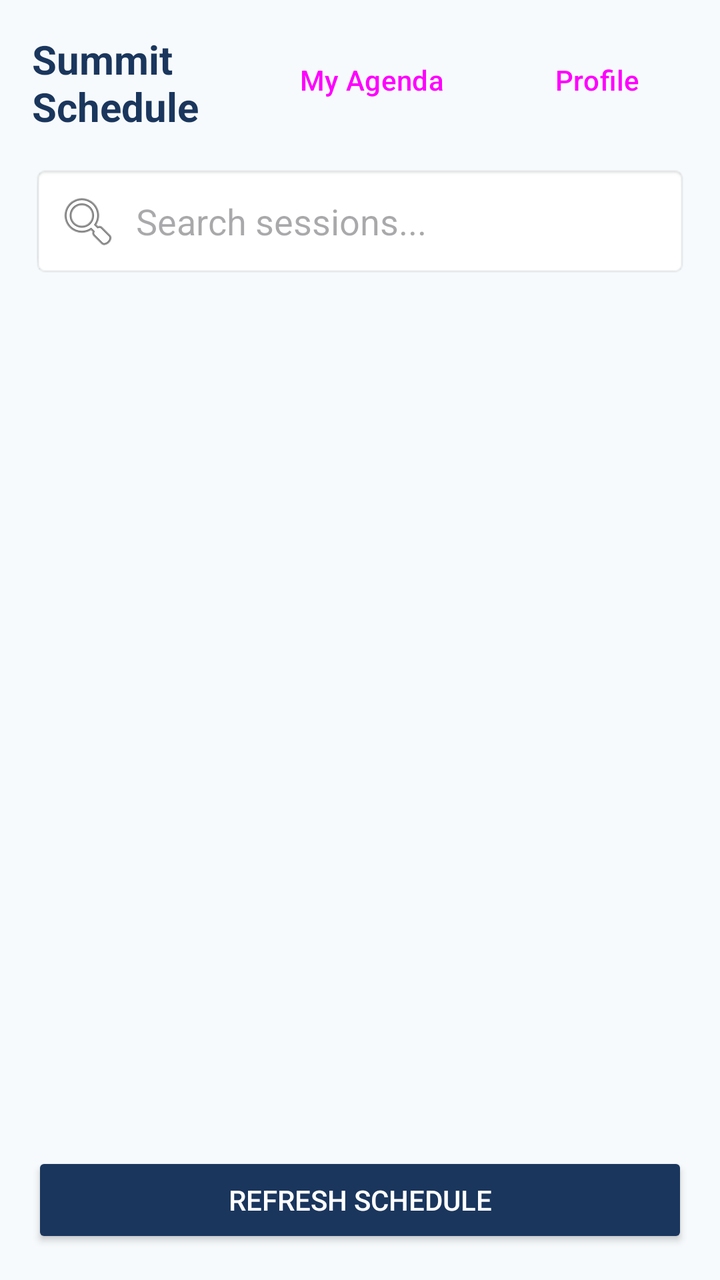
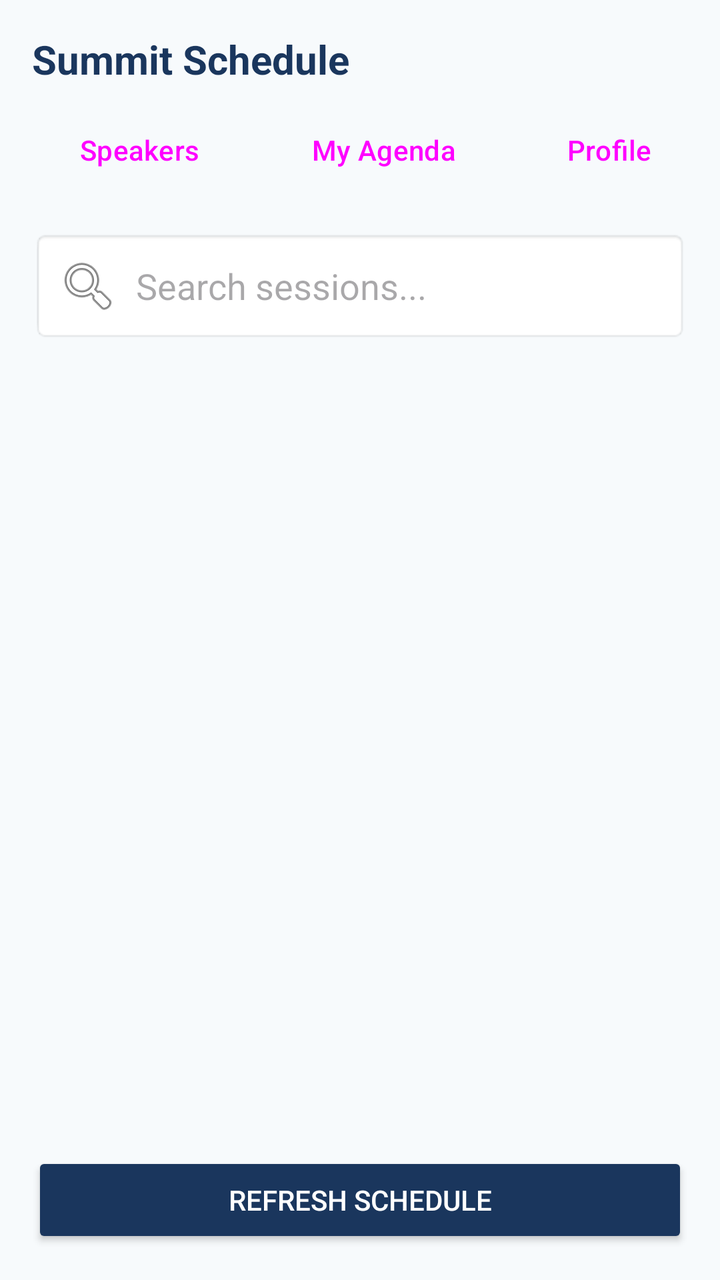

Two renders of the same Android screen: before a commit and after it. Below are the layout's source before the change and the commit's diff.
<!-- AndroidManifest.xml: application theme Theme.SummitNavigator -->
<!-- res/layout/fragment_schedule.xml -->
<?xml version="1.0" encoding="utf-8"?>
<androidx.constraintlayout.widget.ConstraintLayout xmlns:android="http://schemas.android.com/apk/res/android"
    xmlns:app="http://schemas.android.com/apk/res-auto"
    xmlns:tools="http://schemas.android.com/tools"
    android:layout_width="match_parent"
    android:layout_height="match_parent"
    android:padding="@dimen/margin_normal">

    <TextView
        android:id="@+id/text_title"
        android:layout_width="0dp"
        android:layout_height="wrap_content"
        android:text="@string/title_schedule"
        android:textSize="@dimen/text_size_large"
        android:textStyle="bold"
        android:textColor="@color/primary"
        app:layout_constraintTop_toTopOf="parent"
        app:layout_constraintStart_toStartOf="parent"
        app:layout_constraintEnd_toStartOf="@id/btn_my_agenda"
        android:layout_marginEnd="8dp" />

    <Button
        android:id="@+id/btn_my_agenda"
        android:layout_width="wrap_content"
        android:layout_height="wrap_content"
        android:text="My Agenda"
        android:layout_marginEnd="8dp"
        style="?attr/materialButtonOutlinedStyle"
        app:layout_constraintTop_toTopOf="parent"
        app:layout_constraintEnd_toStartOf="@id/btn_profile" />

    <Button
        android:id="@+id/btn_profile"
        android:layout_width="wrap_content"
        android:layout_height="wrap_content"
        android:text="@string/title_profile"
        style="?attr/materialButtonOutlinedStyle"
        app:layout_constraintTop_toTopOf="parent"
        app:layout_constraintEnd_toEndOf="parent" />

    <EditText
        android:id="@+id/edit_search"
        android:layout_width="0dp"
        android:layout_height="wrap_content"
        android:hint="Search sessions..."
        android:drawableStart="@android:drawable/ic_menu_search"
        android:drawablePadding="8dp"
        android:padding="12dp"
        android:background="@android:drawable/editbox_background_normal"
        android:layout_marginTop="16dp"
        app:layout_constraintTop_toBottomOf="@id/text_title"
        app:layout_constraintStart_toStartOf="parent"
        app:layout_constraintEnd_toEndOf="parent" />

    <androidx.recyclerview.widget.RecyclerView
        android:id="@+id/recycler_schedule"
        android:layout_width="0dp"
        android:layout_height="0dp"
        android:layout_marginTop="@dimen/margin_small"
        android:layout_marginBottom="@dimen/margin_small"
        app:layout_constraintTop_toBottomOf="@id/edit_search"
        app:layout_constraintBottom_toTopOf="@id/btn_refresh"
        app:layout_constraintStart_toStartOf="parent"
        app:layout_constraintEnd_toEndOf="parent"
        tools:listitem="@layout/item_session" />

    <TextView
        android:id="@+id/text_empty"
        android:layout_width="wrap_content"
        android:layout_height="wrap_content"
        android:text="@string/text_empty_schedule"
        android:textSize="@dimen/text_size_medium"
        android:textColor="@color/gray_text"
        android:visibility="gone"
        app:layout_constraintTop_toTopOf="@id/recycler_schedule"
        app:layout_constraintBottom_toBottomOf="@id/recycler_schedule"
        app:layout_constraintStart_toStartOf="parent"
        app:layout_constraintEnd_toEndOf="parent" />

    <LinearLayout
        android:id="@+id/layout_skeleton"
        android:layout_width="0dp"
        android:layout_height="0dp"
        android:orientation="vertical"
        android:layout_marginTop="@dimen/margin_small"
        android:layout_marginBottom="@dimen/margin_small"
        android:visibility="gone"
        app:layout_constraintTop_toBottomOf="@id/edit_search"
        app:layout_constraintBottom_toTopOf="@id/btn_refresh"
        app:layout_constraintStart_toStartOf="parent"
        app:layout_constraintEnd_toEndOf="parent">
        
        <include layout="@layout/layout_skeleton_session" />
        <include layout="@layout/layout_skeleton_session" />
        <include layout="@layout/layout_skeleton_session" />
        <include layout="@layout/layout_skeleton_session" />
        
    </LinearLayout>

    <ProgressBar
        android:id="@+id/progress_loading"
        android:layout_width="wrap_content"
        android:layout_height="wrap_content"
        android:visibility="gone"
        app:layout_constraintTop_toTopOf="parent"
        app:layout_constraintBottom_toBottomOf="parent"
        app:layout_constraintStart_toStartOf="parent"
        app:layout_constraintEnd_toEndOf="parent" />

    <Button
        android:id="@+id/btn_refresh"
        android:layout_width="0dp"
        android:layout_height="wrap_content"
        android:text="@string/text_refresh"
        android:textColor="@color/on_primary"
        android:backgroundTint="@color/primary"
        app:layout_constraintBottom_toBottomOf="parent"
        app:layout_constraintStart_toStartOf="parent"
        app:layout_constraintEnd_toEndOf="parent" />

    <com.google.android.material.floatingactionbutton.FloatingActionButton
        android:id="@+id/fab_add_session"
        android:layout_width="wrap_content"
        android:layout_height="wrap_content"
        android:layout_margin="16dp"
        app:srcCompat="@android:drawable/ic_input_add"
        android:visibility="gone"
        app:layout_constraintBottom_toTopOf="@id/btn_refresh"
        app:layout_constraintEnd_toEndOf="parent" />

</androidx.constraintlayout.widget.ConstraintLayout>
<!-- res/layout/item_session.xml (included above) -->
<?xml version="1.0" encoding="utf-8"?>
<com.google.android.material.card.MaterialCardView xmlns:android="http://schemas.android.com/apk/res/android"
    xmlns:app="http://schemas.android.com/apk/res-auto"
    android:layout_width="match_parent"
    android:layout_height="wrap_content"
    android:layout_marginHorizontal="16dp"
    android:layout_marginVertical="8dp"
    app:cardCornerRadius="12dp"
    app:cardElevation="2dp"
    android:clickable="true"
    android:focusable="true">

    <androidx.constraintlayout.widget.ConstraintLayout
        android:layout_width="match_parent"
        android:layout_height="wrap_content"
        android:padding="16dp">

    <TextView
        android:id="@+id/text_session_title"
        android:layout_width="0dp"
        android:layout_height="wrap_content"
        android:textSize="@dimen/text_size_medium"
        android:textStyle="bold"
        android:textColor="@color/on_background"
        app:layout_constraintTop_toTopOf="parent"
        app:layout_constraintStart_toStartOf="parent"
        app:layout_constraintEnd_toStartOf="@id/text_vip_marker" />

    <TextView
        android:id="@+id/text_vip_marker"
        android:layout_width="wrap_content"
        android:layout_height="wrap_content"
        android:text="VIP ONLY"
        android:textColor="#FFD700"
        android:textStyle="bold"
        android:visibility="gone"
        app:layout_constraintTop_toTopOf="parent"
        app:layout_constraintEnd_toEndOf="parent" />

    <TextView
        android:id="@+id/text_session_room"
        android:layout_width="wrap_content"
        android:layout_height="wrap_content"
        android:layout_marginTop="@dimen/margin_small"
        android:textSize="@dimen/text_size_small"
        android:textColor="@color/secondary"
        app:layout_constraintTop_toBottomOf="@id/text_session_title"
        app:layout_constraintStart_toStartOf="parent" />

    <TextView
        android:id="@+id/text_session_time"
        android:layout_width="wrap_content"
        android:layout_height="wrap_content"
        android:layout_marginTop="@dimen/margin_small"
        android:textSize="@dimen/text_size_small"
        android:textColor="@color/gray_text"
        app:layout_constraintTop_toBottomOf="@id/text_session_title"
        app:layout_constraintEnd_toEndOf="parent" />

    </androidx.constraintlayout.widget.ConstraintLayout>
</com.google.android.material.card.MaterialCardView>
<!-- res/layout/layout_skeleton_session.xml (included above) -->
<?xml version="1.0" encoding="utf-8"?>
<androidx.cardview.widget.CardView xmlns:android="http://schemas.android.com/apk/res/android"
    xmlns:app="http://schemas.android.com/apk/res-auto"
    android:layout_width="match_parent"
    android:layout_height="wrap_content"
    android:layout_marginHorizontal="16dp"
    android:layout_marginVertical="8dp"
    app:cardCornerRadius="12dp"
    app:cardElevation="4dp"
    app:cardBackgroundColor="@color/surface">

    <androidx.constraintlayout.widget.ConstraintLayout
        android:layout_width="match_parent"
        android:layout_height="wrap_content"
        android:padding="16dp">

        <View
            android:id="@+id/skeleton_title"
            android:layout_width="0dp"
            android:layout_height="24dp"
            android:background="#E0E0E0"
            app:layout_constraintTop_toTopOf="parent"
            app:layout_constraintStart_toStartOf="parent"
            app:layout_constraintEnd_toEndOf="parent"
            app:layout_constraintWidth_percent="0.6"
            app:layout_constraintHorizontal_bias="0.0" />

        <View
            android:id="@+id/skeleton_room"
            android:layout_width="100dp"
            android:layout_height="16dp"
            android:layout_marginTop="12dp"
            android:background="#F5F5F5"
            app:layout_constraintTop_toBottomOf="@id/skeleton_title"
            app:layout_constraintStart_toStartOf="parent" />

        <View
            android:id="@+id/skeleton_time"
            android:layout_width="60dp"
            android:layout_height="16dp"
            android:layout_marginTop="8dp"
            android:background="#F5F5F5"
            app:layout_constraintTop_toBottomOf="@id/skeleton_room"
            app:layout_constraintStart_toStartOf="parent" />

    </androidx.constraintlayout.widget.ConstraintLayout>
</androidx.cardview.widget.CardView>
<!-- resources referenced by this layout -->
<resources>
  <color name="gray_text">#718096</color>
  <color name="on_background">#1A202C</color>
  <color name="on_primary">#FFFFFF</color>
  <color name="primary">#1A365D</color>
  <color name="secondary">#D69E2E</color>
  <color name="surface">#FFFFFF</color>
  <dimen name="margin_normal">16dp</dimen>
  <dimen name="margin_small">8dp</dimen>
  <dimen name="text_size_large">20sp</dimen>
  <dimen name="text_size_medium">16sp</dimen>
  <dimen name="text_size_small">12sp</dimen>
  <string name="text_empty_schedule">No sessions scheduled.</string>
  <string name="text_refresh">Refresh Schedule</string>
  <string name="title_profile">Profile</string>
  <string name="title_schedule">Summit Schedule</string>
  <style name="Theme.SummitNavigator" parent="Theme.Material3.DayNight.NoActionBar">
          <item name="colorPrimary">@color/primary</item>
          <item name="colorSecondary">@color/secondary</item>
          <item name="android:windowBackground">@color/background</item>
      </style>
  <color name="background">#F7FAFC</color>
</resources>

<!-- the commit's change to res/layout/fragment_schedule.xml (unified diff, before → after) -->
@@ -8,35 +8,54 @@
 
     <TextView
         android:id="@+id/text_title"
-        android:layout_width="0dp"
+        android:layout_width="wrap_content"
         android:layout_height="wrap_content"
         android:text="@string/title_schedule"
         android:textSize="@dimen/text_size_large"
         android:textStyle="bold"
         android:textColor="@color/primary"
         app:layout_constraintTop_toTopOf="parent"
-        app:layout_constraintStart_toStartOf="parent"
-        app:layout_constraintEnd_toStartOf="@id/btn_my_agenda"
-        android:layout_marginEnd="8dp" />
-
-    <Button
-        android:id="@+id/btn_my_agenda"
-        android:layout_width="wrap_content"
-        android:layout_height="wrap_content"
-        android:text="My Agenda"
-        android:layout_marginEnd="8dp"
-        style="?attr/materialButtonOutlinedStyle"
-        app:layout_constraintTop_toTopOf="parent"
-        app:layout_constraintEnd_toStartOf="@id/btn_profile" />
-
-    <Button
-        android:id="@+id/btn_profile"
-        android:layout_width="wrap_content"
-        android:layout_height="wrap_content"
-        android:text="@string/title_profile"
-        style="?attr/materialButtonOutlinedStyle"
-        app:layout_constraintTop_toTopOf="parent"
-        app:layout_constraintEnd_toEndOf="parent" />
+        app:layout_constraintStart_toStartOf="parent" />
+
+    <HorizontalScrollView
+        android:id="@+id/scroll_buttons"
+        android:layout_width="0dp"
+        android:layout_height="wrap_content"
+        app:layout_constraintTop_toBottomOf="@id/text_title"
+        app:layout_constraintStart_toStartOf="parent"
+        app:layout_constraintEnd_toEndOf="parent"
+        android:layout_marginTop="8dp"
+        android:scrollbars="none">
+
+        <LinearLayout
+            android:layout_width="wrap_content"
+            android:layout_height="wrap_content"
+            android:orientation="horizontal">
+
+            <Button
+                android:id="@+id/btn_speakers"
+                android:layout_width="wrap_content"
+                android:layout_height="wrap_content"
+                android:text="Speakers"
+                android:layout_marginEnd="8dp"
+                style="?attr/materialButtonOutlinedStyle" />
+
+            <Button
+                android:id="@+id/btn_my_agenda"
+                android:layout_width="wrap_content"
+                android:layout_height="wrap_content"
+                android:text="My Agenda"
+                android:layout_marginEnd="8dp"
+                style="?attr/materialButtonOutlinedStyle" />
+
+            <Button
+                android:id="@+id/btn_profile"
+                android:layout_width="wrap_content"
+                android:layout_height="wrap_content"
+                android:text="@string/title_profile"
+                style="?attr/materialButtonOutlinedStyle" />
+        </LinearLayout>
+    </HorizontalScrollView>
 
     <EditText
         android:id="@+id/edit_search"
@@ -48,7 +67,7 @@
         android:padding="12dp"
         android:background="@android:drawable/editbox_background_normal"
         android:layout_marginTop="16dp"
-        app:layout_constraintTop_toBottomOf="@id/text_title"
+        app:layout_constraintTop_toBottomOf="@id/scroll_buttons"
         app:layout_constraintStart_toStartOf="parent"
         app:layout_constraintEnd_toEndOf="parent" />
 
